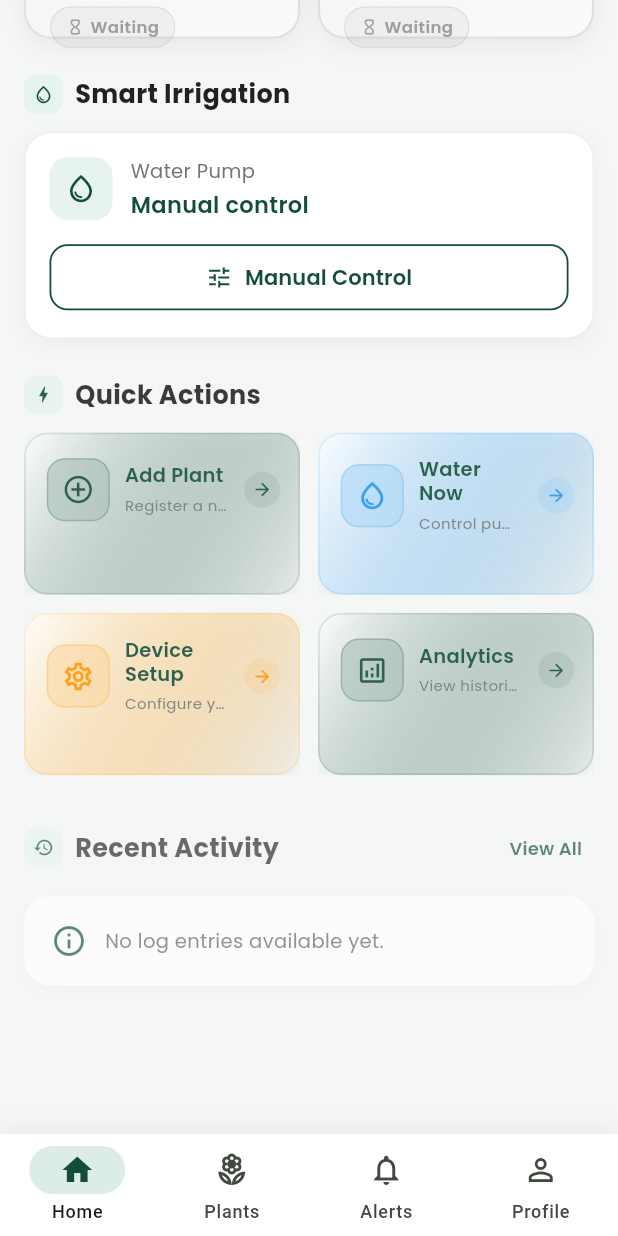
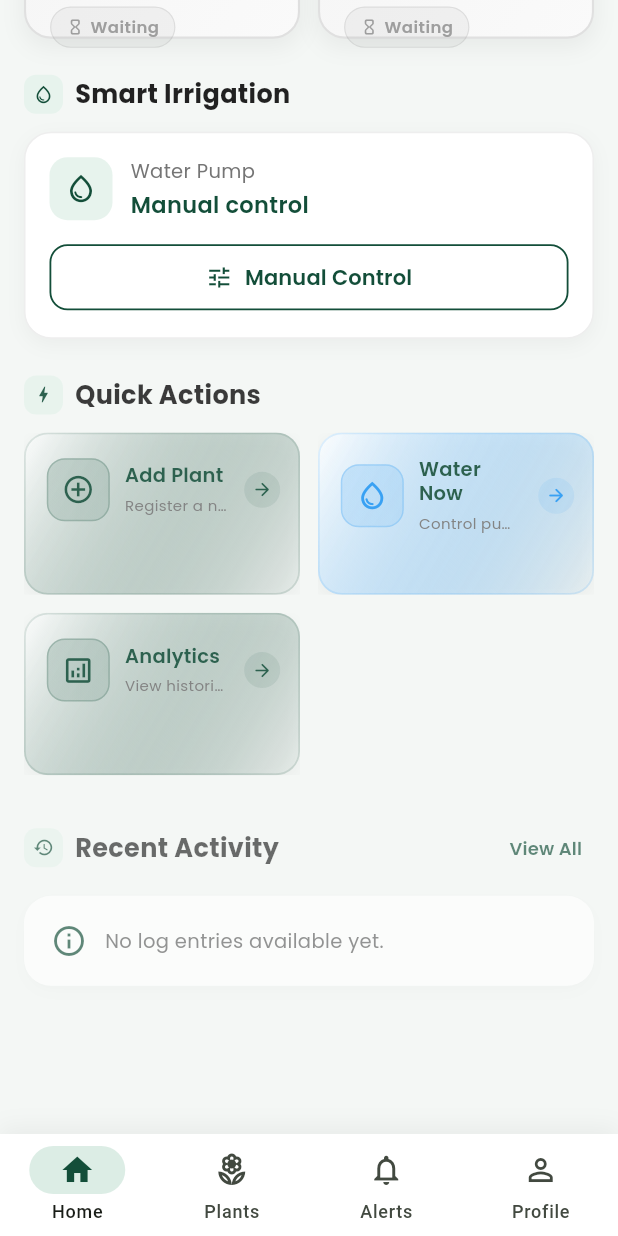
Before and after one commit to Nasir-Ali911/smart-plant-care-system, a Flutter app: the DashboardScreen screen opened by its route, scrolled down 879 dp, on a phone screen of 412 x 824 dp. Run offline on Flutter 3.47's test engine with Material 3 defaults, Android fonts, the light colour scheme and no system bars; our stand-ins replace cloud_firestore, firebase_auth, firebase_core, firebase_database, firebase_messaging, fl_chart and 4 more; accounts and stored records are empty; network calls fail; statements that could not run were skipped.

Commit message:
Optimize dashboard and remove device setup action

```diff
--- a/lib/screens/dashboard/dashboard_screen.dart
+++ b/lib/screens/dashboard/dashboard_screen.dart
@@ -7,7 +7,7 @@ import 'package:google_fonts/google_fonts.dart';
 
 import 'package:smart_plant_care/screens/add_plant/add_plant_screen.dart';
 import 'package:smart_plant_care/screens/analytics/analytics_screen.dart';
-import 'package:smart_plant_care/screens/device_setup/device_setup_screen.dart';
+
 import 'package:smart_plant_care/screens/notifications/notifications_screen.dart';
 import 'package:smart_plant_care/screens/profile/profile_screen.dart';
 import 'package:smart_plant_care/screens/plants/plants_screen.dart';
@@ -829,12 +829,6 @@ class _DashboardScreenState extends State<DashboardScreen> {
     );
   }
 
-  Future<void> _openDeviceSetup() async {
-    await Navigator.push(
-      context,
-      MaterialPageRoute(builder: (context) => const DeviceSetupScreen()),
-    );
-  }
 
   Future<void> _openNotifications() async {
     await Navigator.push(
@@ -2501,14 +2495,6 @@ class _DashboardScreenState extends State<DashboardScreen> {
             ),
 
             QuickActionCard(
-              title: 'Device Setup',
-              subtitle: 'Configure your device',
-              icon: Icons.settings_outlined,
-              iconColor: Colors.orange,
-              onTap: _openDeviceSetup,
-            ),
-
-            QuickActionCard(
               title: 'Analytics',
               subtitle: 'View historical data',
               icon: Icons.analytics_outlined,
```
